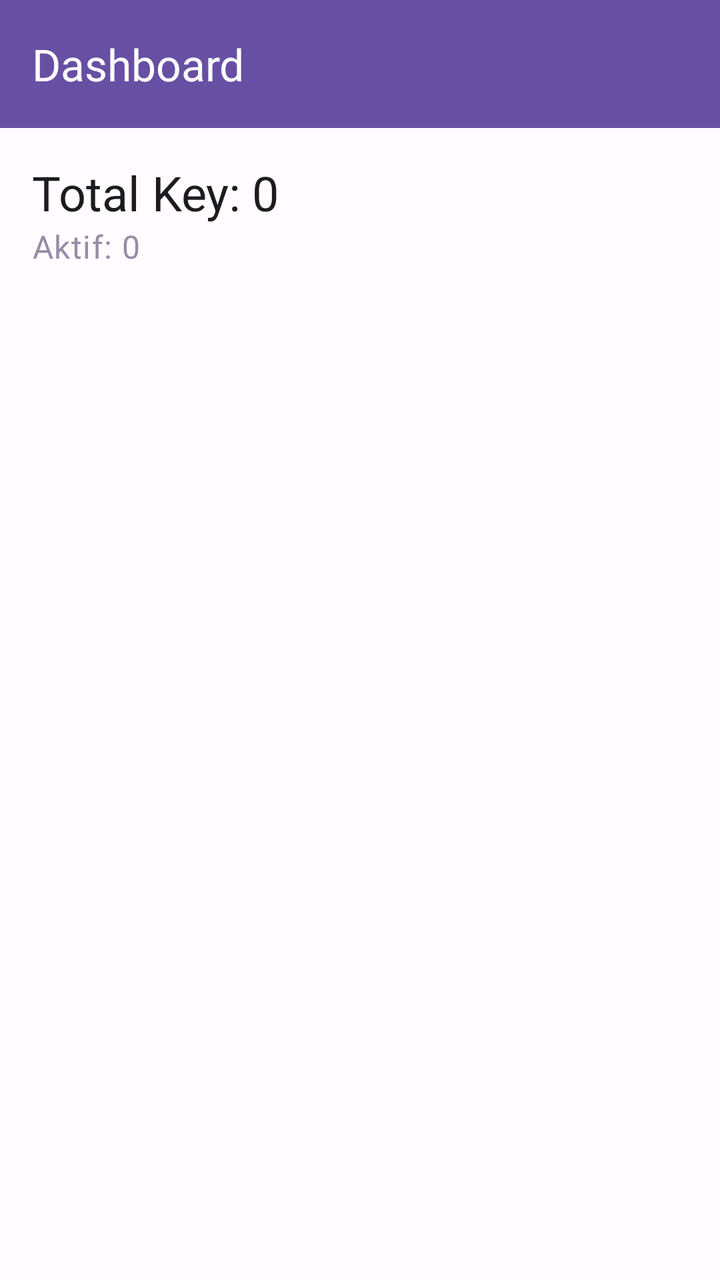
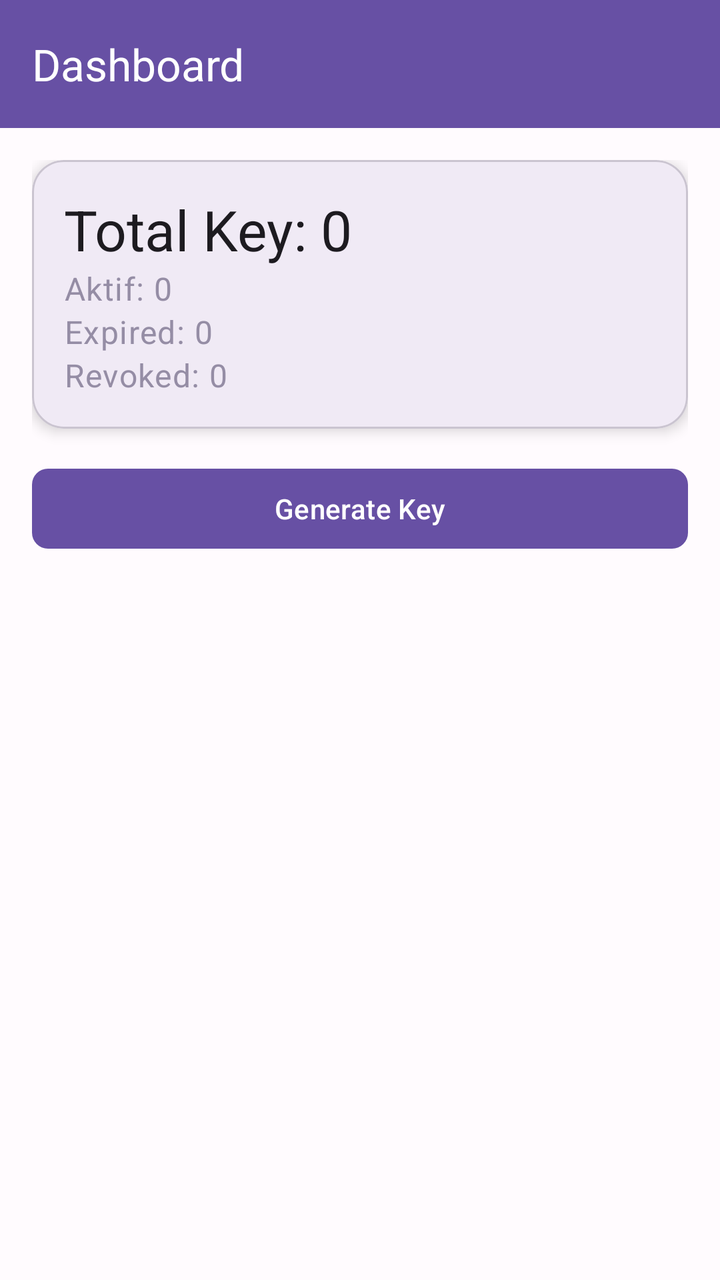

An Android layout rendered at two revisions. The XML below is the earlier revision; the diff shows what the commit changed to produce the second picture.
<!-- AndroidManifest.xml: activity theme Theme.KeyServer.NoActionBar -->
<!-- res/layout/fragment_dashboard.xml -->
<?xml version="1.0" encoding="utf-8"?>
<androidx.coordinatorlayout.widget.CoordinatorLayout xmlns:android="http://schemas.android.com/apk/res/android"
    xmlns:app="http://schemas.android.com/apk/res-auto"
    android:layout_width="match_parent"
    android:layout_height="match_parent"
    android:background="?attr/colorBackground">

    <com.google.android.material.appbar.MaterialToolbar
        android:id="@+id/topAppBar"
        android:layout_width="match_parent"
        android:layout_height="?attr/actionBarSize"
        android:background="?attr/colorPrimary"
        app:title="Dashboard"
        app:titleTextColor="?attr/colorOnPrimary" />

    <androidx.core.widget.NestedScrollView
        android:layout_width="match_parent"
        android:layout_height="match_parent"
        android:layout_marginTop="?attr/actionBarSize"
        android:padding="16dp">

        <LinearLayout
            android:layout_width="match_parent"
            android:layout_height="wrap_content"
            android:orientation="vertical">

            <TextView
                android:id="@+id/statsTotal"
                android:layout_width="wrap_content"
                android:layout_height="wrap_content"
                android:text="Total Key: 0"
                android:textAppearance="?attr/textAppearanceHeadlineSmall"
                android:textColor="?attr/colorOnBackground" />

            <TextView
                android:id="@+id/statsActive"
                android:layout_width="wrap_content"
                android:layout_height="wrap_content"
                android:text="Aktif: 0"
                android:textAppearance="?attr/textAppearanceBodyLarge"
                android:textColor="?attr/colorSecondary" />

        </LinearLayout>
    </androidx.core.widget.NestedScrollView>
</androidx.coordinatorlayout.widget.CoordinatorLayout>
<!-- resources referenced by this layout -->
<resources>
  <style name="Theme.KeyServer.NoActionBar">
          <item name="windowActionBar">false</item>
          <item name="windowNoTitle">true</item>
      </style>
</resources>

<!-- the commit's change to res/layout/fragment_dashboard.xml (unified diff, before → after) -->
@@ -11,7 +11,8 @@
         android:layout_height="?attr/actionBarSize"
         android:background="?attr/colorPrimary"
         app:title="Dashboard"
-        app:titleTextColor="?attr/colorOnPrimary" />
+        app:titleTextColor="?attr/colorOnPrimary"
+        app:navigationIcon="@drawable/ic_menu" />
 
     <androidx.core.widget.NestedScrollView
         android:layout_width="match_parent"
@@ -24,22 +25,39 @@
             android:layout_height="wrap_content"
             android:orientation="vertical">
 
-            <TextView
-                android:id="@+id/statsTotal"
-                android:layout_width="wrap_content"
+            <com.google.android.material.card.MaterialCardView
+                android:layout_width="match_parent"
                 android:layout_height="wrap_content"
-                android:text="Total Key: 0"
-                android:textAppearance="?attr/textAppearanceHeadlineSmall"
-                android:textColor="?attr/colorOnBackground" />
+                android:layout_marginBottom="16dp"
+                app:cardCornerRadius="16dp"
+                app:cardElevation="4dp">
+                <LinearLayout
+                    android:layout_width="match_parent"
+                    android:layout_height="wrap_content"
+                    android:orientation="vertical"
+                    android:padding="16dp">
+                    <TextView android:id="@+id/tvStatsTotal"
+                        android:layout_width="wrap_content" android:layout_height="wrap_content"
+                        android:text="Total Key: 0" android:textAppearance="?attr/textAppearanceHeadlineMedium" />
+                    <TextView android:id="@+id/tvStatsActive"
+                        android:layout_width="wrap_content" android:layout_height="wrap_content"
+                        android:text="Aktif: 0" android:textAppearance="?attr/textAppearanceBodyLarge" android:textColor="?attr/colorSecondary" />
+                    <TextView android:id="@+id/tvStatsExpired"
+                        android:layout_width="wrap_content" android:layout_height="wrap_content"
+                        android:text="Expired: 0" android:textAppearance="?attr/textAppearanceBodyLarge" android:textColor="?attr/colorSecondary" />
+                    <TextView android:id="@+id/tvStatsRevoked"
+                        android:layout_width="wrap_content" android:layout_height="wrap_content"
+                        android:text="Revoked: 0" android:textAppearance="?attr/textAppearanceBodyLarge" android:textColor="?attr/colorSecondary" />
+                </LinearLayout>
+            </com.google.android.material.card.MaterialCardView>
 
-            <TextView
-                android:id="@+id/statsActive"
-                android:layout_width="wrap_content"
+            <com.google.android.material.button.MaterialButton
+                android:id="@+id/btnGenerate"
+                android:layout_width="match_parent"
                 android:layout_height="wrap_content"
-                android:text="Aktif: 0"
-                android:textAppearance="?attr/textAppearanceBodyLarge"
-                android:textColor="?attr/colorSecondary" />
-
+                android:text="Generate Key"
+                app:icon="@drawable/ic_add"
+                app:cornerRadius="8dp" />
         </LinearLayout>
     </androidx.core.widget.NestedScrollView>
 </androidx.coordinatorlayout.widget.CoordinatorLayout>
